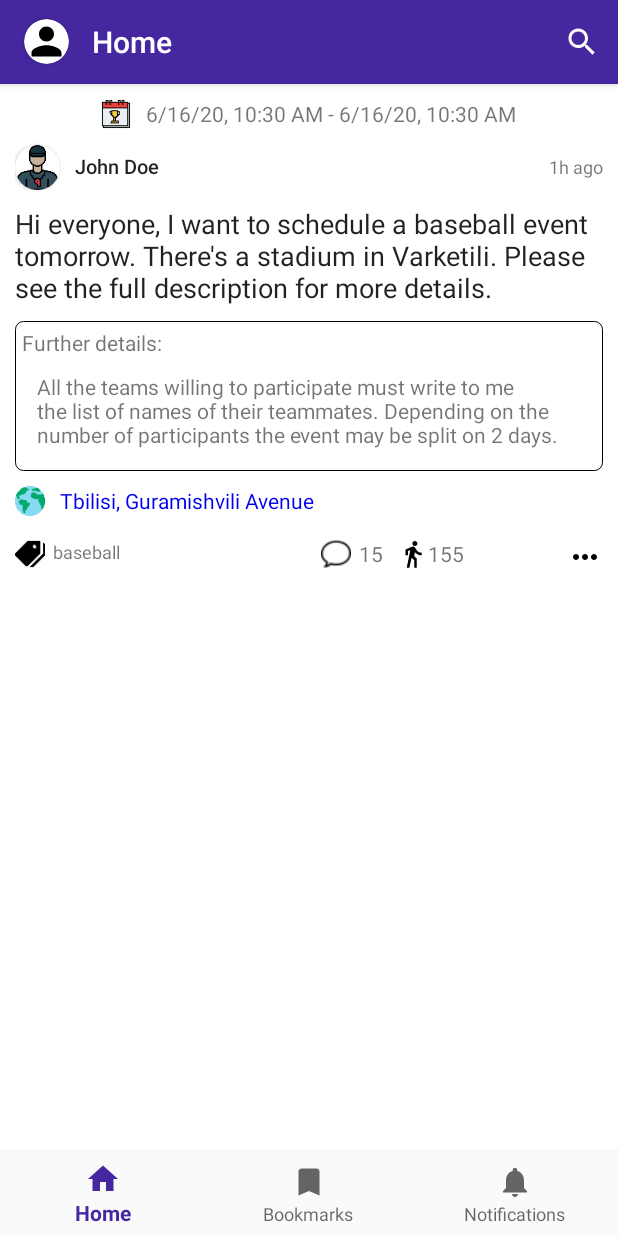
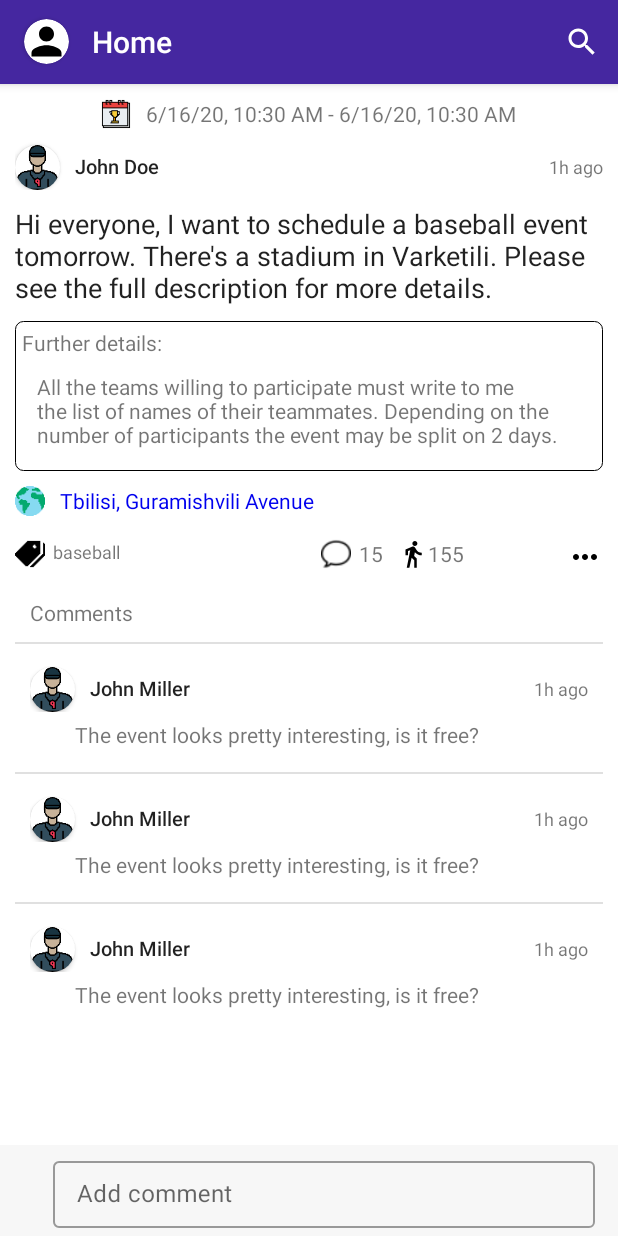
Before and after one commit to Nikolozzi/speaksport, an Android app: the screen it shows after launch (MainActivity), after a tap on an icon or button, on a phone screen of 412 x 824 dp. Run offline under Robolectric (Android 15) with nearby library versions, the phone set to English and light mode, and no system bars; our stand-ins replace navigation-ui; pictures from the network do not load; 2 statements that could not run were skipped.

Commit message:
Added enter/exit animation for fullscreen view, implemented comments' view

```diff
--- /dev/null
+++ b/app/src/main/java/com/gmail/khitirinikoloz/speaksport/entity/Comment.java
@@ -0,0 +1,22 @@
+package com.gmail.khitirinikoloz.speaksport.entity;
+
+import androidx.annotation.NonNull;
+
+public class Comment {
+    private final String username;
+    private final String comment;
+
+
+    public Comment(@NonNull String username, @NonNull String comment) {
+        this.username = username;
+        this.comment = comment;
+    }
+
+    public String getUsername() {
+        return username;
+    }
+
+    public String getComment() {
+        return comment;
+    }
+}
--- /dev/null
+++ b/app/src/main/java/com/gmail/khitirinikoloz/speaksport/ui/CommentAdapter.java
@@ -0,0 +1,62 @@
+package com.gmail.khitirinikoloz.speaksport.ui;
+
+import android.content.Context;
+import android.view.LayoutInflater;
+import android.view.View;
+import android.view.ViewGroup;
+import android.widget.ImageView;
+import android.widget.TextView;
+
+import androidx.annotation.NonNull;
+import androidx.recyclerview.widget.RecyclerView;
+
+import com.bumptech.glide.Glide;
+import com.gmail.khitirinikoloz.speaksport.R;
+import com.gmail.khitirinikoloz.speaksport.entity.Comment;
+
+import java.util.ArrayList;
+import java.util.List;
+
+public class CommentAdapter extends RecyclerView.Adapter<CommentAdapter.CommentViewHolder> {
+    private final List<Comment> comments;
+    private final Context context;
+
+    CommentAdapter(final List<Comment> comments, final Context context) {
+        this.comments = new ArrayList<>(comments);
+        this.context = context;
+    }
+
+    @NonNull
+    @Override
+    public CommentAdapter.CommentViewHolder onCreateViewHolder(@NonNull ViewGroup parent, int viewType) {
+        View commentItem = LayoutInflater.from(context)
+                .inflate(R.layout.comment_item, parent, false);
+        return new CommentViewHolder(commentItem);
+    }
+
+    @Override
+    public void onBindViewHolder(@NonNull CommentAdapter.CommentViewHolder holder, int position) {
+        Comment currentComment = comments.get(position);
+        Glide.with(context).load(R.drawable.avatar).into(holder.authorImg);
+        holder.authorView.setText(currentComment.getUsername());
+        holder.commentView.setText(currentComment.getComment());
+    }
+
+    @Override
+    public int getItemCount() {
+        return comments.size();
+    }
+
+    static class CommentViewHolder extends RecyclerView.ViewHolder {
+        private ImageView authorImg;
+        private TextView authorView;
+        private TextView commentView;
+
+        CommentViewHolder(@NonNull View itemView) {
+            super(itemView);
+            authorImg = itemView.findViewById(R.id.avatar);
+            authorView = itemView.findViewById(R.id.username);
+            commentView = itemView.findViewById(R.id.comment_text);
+        }
+    }
+}
--- a/app/src/main/java/com/gmail/khitirinikoloz/speaksport/ui/FullScreenPostFragment.java
+++ b/app/src/main/java/com/gmail/khitirinikoloz/speaksport/ui/FullScreenPostFragment.java
@@ -15,9 +15,17 @@ import android.widget.TextView;
 import androidx.annotation.NonNull;
 import androidx.annotation.Nullable;
 import androidx.fragment.app.Fragment;
+import androidx.recyclerview.widget.LinearLayoutManager;
+import androidx.recyclerview.widget.RecyclerView;
 
 import com.bumptech.glide.Glide;
 import com.gmail.khitirinikoloz.speaksport.R;
+import com.gmail.khitirinikoloz.speaksport.entity.Comment;
+import com.gmail.khitirinikoloz.speaksport.ui.home.SampleDataGenerator;
+import com.google.android.material.bottomnavigation.BottomNavigationView;
+
+import java.util.ArrayList;
+import java.util.List;
 
 public class FullScreenPostFragment extends Fragment {
 
@@ -87,6 +95,15 @@ public class FullScreenPostFragment extends Fragment {
                 subscribersContainer.setVisibility(View.VISIBLE);
             }
         }
+
+        final RecyclerView recyclerView = view.findViewById(R.id.comments_list);
+        recyclerView.setLayoutManager(new LinearLayoutManager(getContext()));
+        final List<Comment> sampleComments = new ArrayList<>(SampleDataGenerator.getSampleComments());
+        final CommentAdapter commentAdapter = new CommentAdapter(sampleComments, getContext());
+        recyclerView.setAdapter(commentAdapter);
+
+        BottomNavigationView navigationView = requireActivity().findViewById(R.id.nav_view);
+        navigationView.setVisibility(View.GONE);
     }
 
     private void showMap(View v) {
--- a/app/src/main/java/com/gmail/khitirinikoloz/speaksport/ui/MainActivity.java
+++ b/app/src/main/java/com/gmail/khitirinikoloz/speaksport/ui/MainActivity.java
@@ -4,6 +4,7 @@ import android.content.Intent;
 import android.os.Bundle;
 import android.view.Menu;
 import android.view.MenuItem;
+import android.view.View;
 import android.widget.ImageView;
 
 import androidx.annotation.NonNull;
@@ -13,6 +14,7 @@ import androidx.appcompat.widget.Toolbar;
 import androidx.core.content.ContextCompat;
 import androidx.core.view.GravityCompat;
 import androidx.drawerlayout.widget.DrawerLayout;
+import androidx.fragment.app.FragmentManager;
 import androidx.navigation.NavController;
 import androidx.navigation.Navigation;
 import androidx.navigation.ui.AppBarConfiguration;
@@ -25,11 +27,13 @@ import com.google.android.material.bottomnavigation.BottomNavigationView;
 import com.google.android.material.navigation.NavigationView;
 
 public class MainActivity extends AppCompatActivity
-        implements NavigationView.OnNavigationItemSelectedListener {
+        implements NavigationView.OnNavigationItemSelectedListener, FragmentManager.OnBackStackChangedListener {
 
     private SessionManager sessionManager;
     private NavigationView navigationView;
     private ImageView toolbarImg;
+    private BottomNavigationView navView;
+    private FragmentManager fragmentManager;
 
     @Override
     protected void onCreate(Bundle savedInstanceState) {
@@ -42,7 +46,7 @@ public class MainActivity extends AppCompatActivity
         getSupportActionBar().setDisplayOptions(ActionBar.DISPLAY_SHOW_CUSTOM);
         getSupportActionBar().setCustomView(R.layout.actionbar_title);
 
-        BottomNavigationView navView = findViewById(R.id.nav_view);
+        navView = findViewById(R.id.nav_view);
         //navView.setBackgroundColor(getResources().getColor(R.color.colorPrimaryLight));
         // Passing each menu ID as a set of Ids because each
         // menu should be considered as top level destinations.
@@ -72,6 +76,15 @@ public class MainActivity extends AppCompatActivity
         }
 
         invalidateOptionsMenu();
+
+        fragmentManager = getSupportFragmentManager();
+        fragmentManager.addOnBackStackChangedListener(this);
+    }
+
+    @Override
+    public void onBackStackChanged() {
+        if (fragmentManager.getBackStackEntryCount() == 0 && navView.getVisibility() == View.GONE)
+            navView.setVisibility(View.VISIBLE);
     }
 
     @Override
--- a/app/src/main/java/com/gmail/khitirinikoloz/speaksport/ui/PostAdapter.java
+++ b/app/src/main/java/com/gmail/khitirinikoloz/speaksport/ui/PostAdapter.java
@@ -189,8 +189,9 @@ public class PostAdapter extends RecyclerView.Adapter<PostAdapter.PostViewHolder
             fullScreenPostFragment.setArguments(bundle);
             MainActivity activity = (MainActivity) context;
             activity.getSupportFragmentManager().beginTransaction()
-                    .replace(R.id.home_container, fullScreenPostFragment, null)
-                    .setCustomAnimations(R.anim.slide_in_bottom, R.anim.slide_out_bottom)
+                    .setCustomAnimations(R.anim.enter_from_right, R.anim.exit_to_right,
+                            R.anim.enter_from_right, R.anim.exit_to_right)
+                    .add(R.id.home_container, fullScreenPostFragment, null)
                     .addToBackStack(null)
                     .commit();
         }
--- a/app/src/main/java/com/gmail/khitirinikoloz/speaksport/ui/home/SampleDataGenerator.java
+++ b/app/src/main/java/com/gmail/khitirinikoloz/speaksport/ui/home/SampleDataGenerator.java
@@ -1,8 +1,10 @@
 package com.gmail.khitirinikoloz.speaksport.ui.home;
 
+import com.gmail.khitirinikoloz.speaksport.entity.Comment;
 import com.gmail.khitirinikoloz.speaksport.entity.EventPost;
 import com.gmail.khitirinikoloz.speaksport.model.Post;
 
+import java.util.ArrayList;
 import java.util.Arrays;
 import java.util.Calendar;
 import java.util.List;
@@ -22,6 +24,8 @@ public class SampleDataGenerator {
             "the list of names of their teammates. Depending on the number of participants the " +
             "event may be split on 2 days.";
 
+    private static final String USERNAME = "John Miller";
+    private static final String COMMENT = "The event looks pretty interesting, is it free?";
 
     static List<Post> getSamplePosts() {
         return Arrays.asList(
@@ -33,4 +37,13 @@ public class SampleDataGenerator {
                         "Kutaisi, Rustaveli Avenue", "powerlifting")
         );
     }
+
+    public static List<Comment> getSampleComments() {
+        List<Comment> comments = new ArrayList<>();
+        for (int i = 0; i < 3; i++) {
+            comments.add(new Comment(USERNAME, COMMENT));
+        }
+
+        return comments;
+    }
 }
--- /dev/null
+++ b/app/src/main/res/layout/comment_item.xml
@@ -0,0 +1,37 @@
+<?xml version="1.0" encoding="utf-8"?>
+<LinearLayout xmlns:android="http://schemas.android.com/apk/res/android"
+    android:layout_width="match_parent"
+    android:layout_height="wrap_content"
+    android:layout_marginBottom="5dp"
+    android:orientation="vertical">
+
+    <View
+        android:id="@+id/divider"
+        android:layout_width="match_parent"
+        android:layout_height="1dp"
+        android:background="?android:attr/listDivider" />
+
+    <LinearLayout
+        android:layout_width="match_parent"
+        android:layout_height="match_parent"
+        android:background="@android:color/white"
+        android:orientation="vertical"
+        android:padding="10dp">
+
+        <include
+            layout="@layout/post_item_header"
+            android:layout_width="match_parent"
+            android:layout_height="wrap_content" />
+
+        <TextView
+            android:id="@+id/comment_text"
+            android:layout_width="match_parent"
+            android:layout_height="wrap_content"
+            android:layout_marginStart="30dp"
+            android:layout_marginLeft="30dp"
+            android:layout_marginTop="5dp"
+            android:text="@string/comment_sample" />
+
+    </LinearLayout>
+
+</LinearLayout>
--- a/app/src/main/res/layout/fragment_full_screen_post.xml
+++ b/app/src/main/res/layout/fragment_full_screen_post.xml
@@ -1,13 +1,22 @@
 <?xml version="1.0" encoding="utf-8"?>
-<ScrollView xmlns:android="http://schemas.android.com/apk/res/android"
+<LinearLayout xmlns:android="http://schemas.android.com/apk/res/android"
     xmlns:app="http://schemas.android.com/apk/res-auto"
     android:layout_width="match_parent"
     android:layout_height="match_parent"
-    android:background="@android:color/white">
+    android:clickable="true"
+    android:focusable="true"
+    android:orientation="vertical">
+
+    <androidx.core.widget.NestedScrollView
+        android:layout_width="match_parent"
+        android:layout_height="0dp"
+        android:layout_weight="1"
+        android:background="@android:color/white"
+        android:fillViewport="true">
 
         <androidx.constraintlayout.widget.ConstraintLayout
             android:layout_width="match_parent"
-        android:layout_height="wrap_content"
+            android:layout_height="match_parent"
             android:padding="10dp">
 
             <RelativeLayout
@@ -111,6 +120,7 @@
             </RelativeLayout>
 
             <include
+                android:id="@+id/post_footer"
                 layout="@layout/post_item_footer"
                 android:layout_width="match_parent"
                 android:layout_height="wrap_content"
@@ -119,6 +129,61 @@
 
             <!-- Comments' view goes here -->
 
+            <LinearLayout
+                android:layout_width="match_parent"
+                android:layout_height="wrap_content"
+                android:layout_marginTop="10dp"
+                android:orientation="vertical"
+                app:layout_constraintTop_toBottomOf="@id/post_footer">
+
+                <TextView
+                    android:id="@+id/comment_label"
+                    android:layout_width="match_parent"
+                    android:layout_height="wrap_content"
+                    android:layout_gravity="center_horizontal"
+                    android:layout_marginTop="5dp"
+                    android:paddingStart="10dp"
+                    android:paddingLeft="10dp"
+                    android:paddingRight="10dp"
+                    android:text="@string/comments_label" />
+
+                <androidx.recyclerview.widget.RecyclerView
+                    android:id="@+id/comments_list"
+                    android:layout_width="match_parent"
+                    android:layout_height="match_parent"
+                    android:layout_marginTop="10dp" />
+            </LinearLayout>
+
         </androidx.constraintlayout.widget.ConstraintLayout>
 
-</ScrollView>
+    </androidx.core.widget.NestedScrollView>
+
+    <LinearLayout
+        android:id="@+id/add_comment_container"
+        android:layout_width="match_parent"
+        android:layout_height="wrap_content"
+        android:layout_weight="0"
+        android:background="#f7f7f7"
+        android:orientation="vertical"
+        android:padding="5dp">
+
+        <com.google.android.material.textfield.TextInputLayout
+            style="@style/Widget.MaterialComponents.TextInputLayout.OutlinedBox"
+            android:layout_width="match_parent"
+            android:layout_height="50dp"
+
+            android:layout_marginStart="30dp"
+            android:layout_marginLeft="30dp"
+            android:layout_marginEnd="10dp"
+            android:layout_marginRight="10dp"
+            android:hint="@string/add_comment">
+
+            <com.google.android.material.textfield.TextInputEditText
+                android:layout_width="match_parent"
+                android:layout_height="match_parent" />
+
+        </com.google.android.material.textfield.TextInputLayout>
+
+    </LinearLayout>
+
+</LinearLayout>
--- a/app/src/main/res/values/strings.xml
+++ b/app/src/main/res/values/strings.xml
@@ -214,4 +214,7 @@
     <string name="event_going_icon">event going icon</string>
     <string name="subscribers_num_default">155</string>
     <string name="further_details">Further details:</string>
+    <string name="comments_label">Comments</string>
+    <string name="comment_sample">This is what I commented on the event post</string>
+    <string name="add_comment">Add comment</string>
 </resources>
```
Also changed, not shown: app/src/main/res/anim/enter_from_right.xml (added, +12 -0 lines), app/src/main/res/anim/exit_to_right.xml (added, +12 -0 lines). Lines whose indentation alone changed are shown as unchanged.
